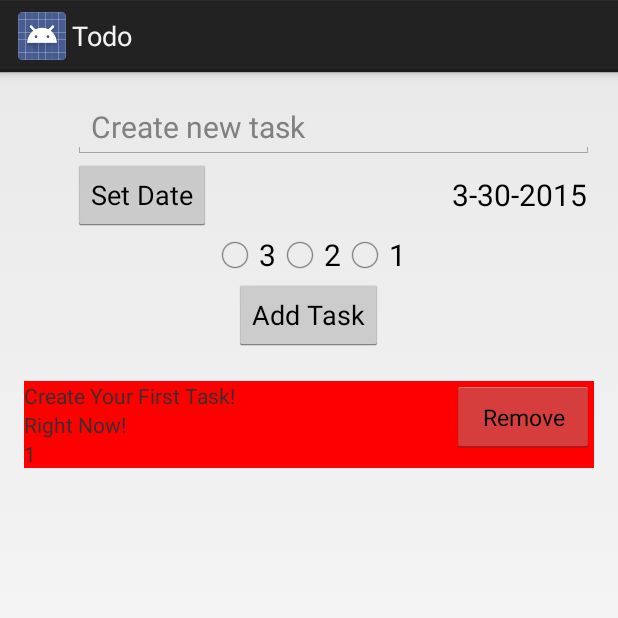
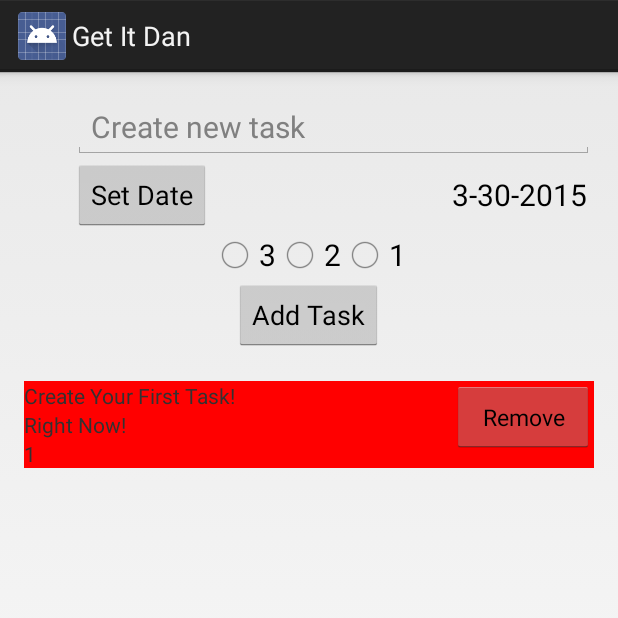
Before and after one commit to shoeallreadyknow/SupremeAATodo, an Android app: the screen it shows after launch (TodoActivity), on a phone screen of 412 x 824 dp, the top half of it. Run offline under Robolectric (Android 15) with nearby library versions, the light colour scheme and no system bars.

Commit message:
-minor changes

```diff
--- a/app/build.gradle
+++ b/app/build.gradle
@@ -8,8 +8,8 @@ android {
         applicationId "android.supremeaa.todo"
         minSdkVersion 15
         targetSdkVersion 19
-        versionCode 1
-        versionName "1.0"
+        versionCode 2
+        versionName "1.0.2"
     }
     buildTypes {
         release {
--- a/app/src/main/AndroidManifest.xml
+++ b/app/src/main/AndroidManifest.xml
@@ -1,6 +1,6 @@
 <?xml version="1.0" encoding="utf-8"?>
 <manifest xmlns:android="http://schemas.android.com/apk/res/android"
-    package="android.supremeaa.todo" >
+    package="android.supremeaa.todo">
     <uses-permission android:name="android.permission.WRITE_EXTERNAL_STORAGE" />
 
     <application
--- a/app/src/main/java/android/supremeaa/todo/Controller/TaskSerializer.java
+++ b/app/src/main/java/android/supremeaa/todo/Controller/TaskSerializer.java
@@ -7,17 +7,10 @@ import org.json.JSONArray;
 import org.json.JSONException;
 import org.json.JSONObject;
 
-import java.io.BufferedOutputStream;
 import java.io.BufferedReader;
-import java.io.BufferedWriter;
-import java.io.File;
-import java.io.FileInputStream;
-import java.io.FileOutputStream;
-import java.io.FileWriter;
 import java.io.IOException;
 import java.io.InputStream;
 import java.io.InputStreamReader;
-import java.io.OutputStream;
 import java.io.OutputStreamWriter;
 import java.util.ArrayList;
 import java.util.List;
@@ -27,7 +20,7 @@ import java.util.List;
  */
 public class TaskSerializer {
     /**
-     * This methood is used to parse JSONArrays from json files.
+     * This methood is used to parse JSONArrays from json files in the internal storage.
      * @param appContext this gets the applications context, which allows the function to access the
      *          assets folder.
      * @return JSONArray jsonArray parsed from taskdata.json file.
@@ -68,6 +61,12 @@ public class TaskSerializer {
 
         return jsonArray;
     }
+    /**
+     * This methood is used to parse JSONArrays from json files in the assets folder.
+     * @param appContext this gets the applications context, which allows the function to access the
+     *          assets folder.
+     * @return JSONArray jsonArray parsed from taskdata.json file.
+     */
     public static JSONArray parseJSONFromAsset(Context appContext) {
         JSONArray jsonArray = null;
         InputStream is = null;
@@ -106,7 +105,7 @@ public class TaskSerializer {
         List<Task> taskList = new ArrayList<Task>();
 
         try {
-            for(int i = 0; i < jsonArray.length(); i ++){
+            for(int i = 0; i < jsonArray.length(); i++){
                 JSONObject jsonObject = jsonArray.getJSONObject(i);
                 String title = jsonObject.getString("title");
                 String date = jsonObject.getString("date");
@@ -124,15 +123,14 @@ public class TaskSerializer {
         JSONArray jsonArray = new JSONArray();
 
         try {
-             for(int i = 0; i < taskList.size(); i++){
+             for(Task task : taskList){
                 JSONObject jsonObject = new JSONObject();
-                Task task = taskList.get(i);
 
                 jsonObject.put("title", task.getTitle());
                 jsonObject.put("date", task.getDate());
                 jsonObject.put("priority", task.getPriority());
 
-                jsonArray.put(i,jsonObject);
+                jsonArray.put(jsonObject);
             }
         } catch (JSONException e) {
             e.printStackTrace();
--- a/app/src/main/java/android/supremeaa/todo/Model/TaskAdapter.java
+++ b/app/src/main/java/android/supremeaa/todo/Model/TaskAdapter.java
@@ -15,10 +15,10 @@ import java.util.List;
  * Created by Student on 3/1/2015.
  */
 public class TaskAdapter extends  ArrayAdapter<Task>{
+    private List<Task> tasks;
     public TaskAdapter(Context context , int textViewResourceId) {
         super(context, textViewResourceId);
     }
-    private List<Task> tasks;
 
     public TaskAdapter(Context context, int resource, List<Task> task){
         super(context, resource, task);
--- a/app/src/main/java/android/supremeaa/todo/TodoActivity.java
+++ b/app/src/main/java/android/supremeaa/todo/TodoActivity.java
@@ -35,7 +35,7 @@ import java.util.List;
  * and assist them in completing them in the quickest most efficient way
  * possible
  * @author Philipp Faraee
- * @version 1.0
+ * @version 1.0.2
  * @since Monday, February 23, 2015 4:37:47 PM
  */
 public class TodoActivity extends Activity  {
--- a/app/src/main/res/values/strings.xml
+++ b/app/src/main/res/values/strings.xml
@@ -1,7 +1,7 @@
 <?xml version="1.0" encoding="utf-8"?>
 <resources>
 
-    <string name="app_name">Todo</string>
+    <string name="app_name">Get It Dan</string>
     <string name="hello_world">Hello world!</string>
     <string name="action_settings">Settings</string>
 
```
